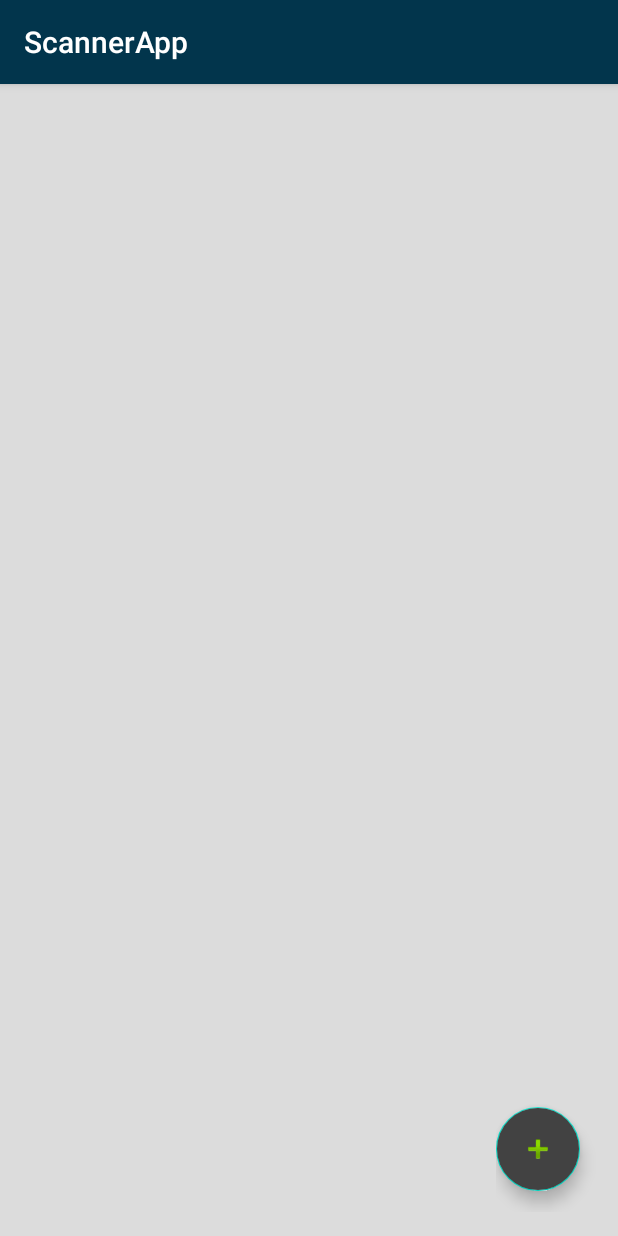
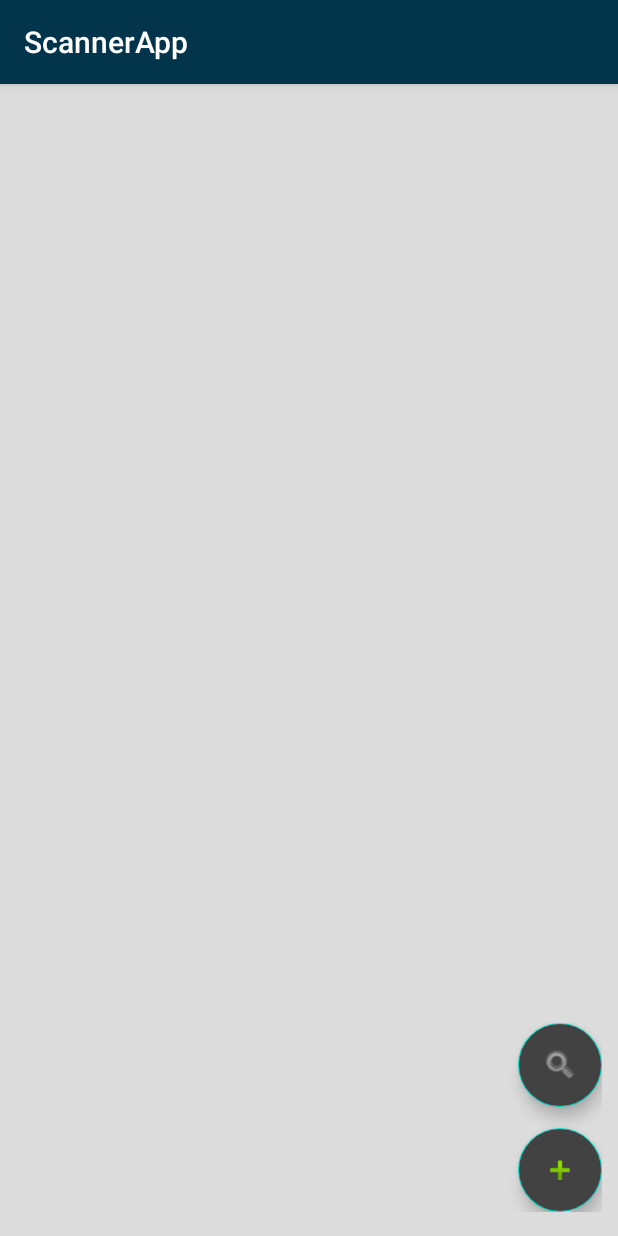
Before and after one commit to windymv025/ScannerApp, an Android app: the screen it shows after launch (MainActivity), on a phone screen of 412 x 824 dp. Run offline under Robolectric (Android 15) with nearby library versions, the phone set to English and light mode, and no system bars; libraries missing offline, so code that uses them is left out: com.google.api.client, com.google.api.services, com.theartofdev.edmodo.

Commit message:
convert PDF, update UI, update Share dialog, update UI search, create getfilename

```diff
--- a/ScannerApp/app/src/main/AndroidManifest.xml
+++ b/ScannerApp/app/src/main/AndroidManifest.xml
@@ -20,7 +20,7 @@
         <activity android:name=".LoadImage" />
         <activity
             android:name="com.theartofdev.edmodo.cropper.CropImageActivity"
-            android:theme="@style/Theme.AppCompat" />
+            android:theme="@style/AppTheme.NoActionBar" />
         <activity android:name=".MainActivity">
             <intent-filter>
                 <action android:name="android.intent.action.MAIN" />
--- a/ScannerApp/app/src/main/java/com/android/scannerapp/MainActivity.java
+++ b/ScannerApp/app/src/main/java/com/android/scannerapp/MainActivity.java
@@ -27,6 +27,7 @@ import android.widget.ImageView;
 import android.widget.LinearLayout;
 import android.widget.ListView;
 import android.widget.RelativeLayout;
+import android.widget.SearchView;
 import android.widget.Toast;
 
 import com.google.android.gms.auth.api.Auth;
@@ -58,22 +59,21 @@ import java.util.Collections;
 import java.util.prefs.Preferences;
 
 public class MainActivity extends AppCompatActivity {
+    private static final int REQUEST_CODE = 123;
+    private static final int PICK_IMAGE = 1;
 
-    FloatingActionButton btnAdd;
+    private FloatingActionButton btnAdd;
+    private LinearLayout layoutButtonAdd;
+    private FloatingActionButton btnCamera;
+    private GridView gvThumbnail;
+    private FloatingActionButton btnLoadImage;
+    private SearchView searchView;
+    private FloatingActionButton btnSearch;
 
-    FloatingActionButton btnCamera;
-    int REQUEST_CODE = 123;
-    GridView gvThumbnail;
-    public static  ArrayList<File> filelist = new ArrayList<File>();
-    ThumbnailAdapter obj_adapter;
-    File dir;
-
-    FloatingActionButton btnLoadImage;
-    private static final int PICK_IMAGE = 1;
-    Uri imgUri;
-
-    FloatingActionButton btnDrive;
-    DriveServiceHelper driveServiceHelper;
+    private ArrayList<File> filelist = new ArrayList<File>();
+    private ThumbnailAdapter obj_adapter;
+    private File dir;
+    private Uri imgUri;
 
     @Override
     protected void onCreate(Bundle savedInstanceState) {
@@ -85,26 +85,97 @@ public class MainActivity extends AppCompatActivity {
         addEvents();
     }
 
-    private void init() {
-        gvThumbnail = (GridView) findViewById(R.id.gvThumbnail);
-        if(Build.VERSION.SDK_INT >= Build.VERSION_CODES.Q){
-            dir = new File(Environment.getExternalStorageDirectory().getAbsolutePath() +"/"+ Environment.DIRECTORY_PICTURES + "/ScannerApp");
-            //Toast.makeText(getApplicationContext(),Environment.getExternalStorageDirectory().getAbsolutePath().toString(),Toast.LENGTH_SHORT).show();
-
-        }else {
-            dir = new File(Environment.getExternalStorageDirectory().getAbsolutePath(), "ScannerApp");
-        }
-        getFile(dir);
-        obj_adapter = new ThumbnailAdapter(getApplicationContext(),filelist);
-        gvThumbnail.setAdapter(obj_adapter);
-    }
-
     @Override
     protected void onResume() {
         super.onResume();
         init();
     }
+
+    @Override
+    protected void onActivityResult(int requestCode, int resultCode, Intent data) {
+        try {
+            super.onActivityResult(requestCode, resultCode, data);
+            if (requestCode == REQUEST_CODE && resultCode == RESULT_OK && null != data) {
+                CropImage.ActivityResult result = CropImage.getActivityResult(data);
+                Intent openLoadImageForm = new Intent(getApplicationContext(), LoadImage.class);
+                // Get uri
+                imgUri = result.getUri();
+
+                openLoadImageForm.putExtra("imageUri", imgUri.toString());
+                startActivity(openLoadImageForm);
+            } else if (requestCode == PICK_IMAGE && resultCode == RESULT_OK && null != data) {
+                imgUri = data.getData();
+                Intent openLoadImageForm = new Intent(getApplicationContext(), LoadImage.class);
+                openLoadImageForm.putExtra("imageUri", imgUri.toString());
+                startActivity(openLoadImageForm);
+            } else {
+                Toast.makeText(this, "No. ", Toast.LENGTH_LONG).show();
+            }
+
+        } catch (Exception e) {
+            Toast.makeText(this, "Fail", Toast.LENGTH_LONG).show();
+            e.printStackTrace();
+        }
+    }
+
+    private void init() {
+        gvThumbnail = (GridView) findViewById(R.id.gvThumbnail);
+        if (Build.VERSION.SDK_INT >= Build.VERSION_CODES.Q) {
+            dir = new File(Environment.getExternalStorageDirectory().getAbsolutePath() + "/" + Environment.DIRECTORY_PICTURES + "/ScannerApp");
+        } else {
+            dir = new File(Environment.getExternalStorageDirectory().getAbsolutePath(), "ScannerApp");
+        }
+        if (!dir.exists()) {
+            dir.mkdir();
+        }
+        getFile(dir);
+        obj_adapter = new ThumbnailAdapter(getApplicationContext(), filelist);
+        gvThumbnail.setAdapter(obj_adapter);
+    }
+
+    private void addControls() {
+        searchView = findViewById(R.id.searchViewFileName);
+        btnSearch = findViewById(R.id.btnSearch);
+        //        Màn hình chụp ảnh
+        btnCamera = findViewById(R.id.btn_Camera);
+
+        // load image from gallery
+        btnLoadImage = findViewById(R.id.btnLoadImage);
+        //btnLoadImage.setVisibility(View.INVISIBLE);
+
+        btnAdd = findViewById(R.id.btnAdd);
+        layoutButtonAdd = findViewById(R.id.layoutButtonAdd);
+
+        gvThumbnail = (GridView) findViewById(R.id.gvThumbnail);
+        if (Build.VERSION.SDK_INT >= Build.VERSION_CODES.Q) {
+            dir = new File(Environment.getExternalStorageDirectory().getAbsolutePath() + "/" + Environment.DIRECTORY_PICTURES + "/ScannerApp");
+
+        } else {
+            dir = new File(Environment.getExternalStorageDirectory().getAbsolutePath(), "ScannerApp");
+        }
+        getFile(dir);
+        obj_adapter = new ThumbnailAdapter(getApplicationContext(), filelist);
+        gvThumbnail.setAdapter(obj_adapter);
+    }
+
     private void addEvents() {
+        btnSearch.setOnClickListener(new View.OnClickListener() {
+            @Override
+            public void onClick(View v) {
+                if (searchView.getVisibility() == View.GONE) {
+                    searchView.setVisibility(View.VISIBLE);
+                } else {
+                    searchView.setVisibility(View.GONE);
+                }
+            }
+        });
+        searchView.setOnQueryTextFocusChangeListener(new View.OnFocusChangeListener() {
+            @Override
+            public void onFocusChange(View v, boolean hasFocus) {
+                //xuLyTimKiemFileName();
+            }
+        });
+
         btnCamera.setOnClickListener(new View.OnClickListener() {
             @Override
             public void onClick(View v) {
@@ -127,9 +198,11 @@ public class MainActivity extends AppCompatActivity {
                 if (btnLoadImage.getVisibility() == View.GONE && btnCamera.getVisibility() == View.GONE) {
                     btnLoadImage.setVisibility(View.VISIBLE);
                     btnCamera.setVisibility(View.VISIBLE);
+                    layoutButtonAdd.setOrientation(LinearLayout.HORIZONTAL);
                 } else {
                     btnLoadImage.setVisibility(View.GONE);
                     btnCamera.setVisibility(View.GONE);
+                    layoutButtonAdd.setOrientation(LinearLayout.VERTICAL);
                 }
             }
         });
@@ -142,34 +215,25 @@ public class MainActivity extends AppCompatActivity {
         });
     }
 
+    private void xuLyTimKiemFileName() {
+        String namefile = searchView.getQuery().toString();
+        ArrayList<File> list = new ArrayList<>();
+        for (File f : filelist) {
+            String[] temp = f.getPath().split("/");
+            String namePath = temp[temp.length - 1];
+            if (namePath.contains(namefile)) {
+                list.add(f);
+            }
+        }
+        filelist = list;
+        obj_adapter.notifyDataSetChanged();
+    }
+
     private void xuLyChonFileTrenGridView(int position) {
         File f = filelist.get(position);
         Intent intent = new Intent(MainActivity.this, ViewImage.class);
-        intent.putExtra("IMAGE_CHOOSE_ON_GRIDVIEW",f);
+        intent.putExtra("IMAGE_CHOOSE_ON_GRIDVIEW", f);
         startActivity(intent);
-    }
-
-    private void addControls() {
-        //        Màn hình chụp ảnh
-        btnCamera = findViewById(R.id.btn_Camera);
-
-        // load image from gallery
-        btnLoadImage = findViewById(R.id.btnLoadImage);
-        //btnLoadImage.setVisibility(View.INVISIBLE);
-
-        //upload Drive
-        btnAdd = findViewById(R.id.btnAdd);
-
-        gvThumbnail = (GridView) findViewById(R.id.gvThumbnail);
-        if(Build.VERSION.SDK_INT >= Build.VERSION_CODES.Q){
-            dir = new File(Environment.getExternalStorageDirectory().getAbsolutePath() +"/"+ Environment.DIRECTORY_PICTURES + "/ScannerApp");
-
-        }else {
-            dir = new File(Environment.getExternalStorageDirectory().getAbsolutePath(), "ScannerApp");
-        }
-        getFile(dir);
-        obj_adapter = new ThumbnailAdapter(getApplicationContext(),filelist);
-        gvThumbnail.setAdapter(obj_adapter);
     }
 
     private ArrayList<File> getFile(File dir) {
@@ -198,39 +262,9 @@ public class MainActivity extends AppCompatActivity {
         return filelist;
     }
 
-
     //     open gallery
     private void openGallery() {
         Intent gallery = new Intent(Intent.ACTION_PICK, MediaStore.Images.Media.INTERNAL_CONTENT_URI);
         startActivityForResult(gallery, PICK_IMAGE);
     }
-
-
-    @Override
-    protected void onActivityResult(int requestCode, int resultCode, Intent data) {
-        try {
-            super.onActivityResult(requestCode, resultCode, data);
-            if (requestCode == REQUEST_CODE && resultCode == RESULT_OK && null != data) {
-                CropImage.ActivityResult result = CropImage.getActivityResult(data);
-                Intent openLoadImageForm = new Intent(getApplicationContext(), LoadImage.class);
-                // Get uri
-                imgUri = result.getUri();
-
-                openLoadImageForm.putExtra("imageUri", imgUri.toString());
-                startActivity(openLoadImageForm);
-            } else if (requestCode == PICK_IMAGE && resultCode == RESULT_OK && null != data) {
-                imgUri =  data.getData();
-                Intent openLoadImageForm = new Intent(getApplicationContext(), LoadImage.class);
-                openLoadImageForm.putExtra("imageUri", imgUri.toString());
-                startActivity(openLoadImageForm);
-            } else {
-                Toast.makeText(this, "No. ", Toast.LENGTH_LONG).show();
-            }
-
-        } catch (Exception e) {
-            Toast.makeText(this, "Fail", Toast.LENGTH_LONG).show();
-            e.printStackTrace();
-        }
-    }
-
 }
--- a/ScannerApp/app/src/main/res/layout/activity_main.xml
+++ b/ScannerApp/app/src/main/res/layout/activity_main.xml
@@ -7,18 +7,33 @@
     android:background="@color/common_google_signin_btn_text_light_disabled"
     tools:context=".MainActivity">
 
+    <LinearLayout
+        android:layout_width="match_parent"
+        android:layout_height="match_parent"
+        android:orientation="vertical">
+
+        <SearchView
+            android:id="@+id/searchViewFileName"
+            android:layout_width="match_parent"
+            android:layout_height="wrap_content"
+            android:layout_marginLeft="30dp"
+            android:layout_marginRight="30dp"
+            android:background="@color/ic_launcher_scanner_background"
+            android:visibility="gone" />
 
         <GridView
             android:id="@+id/gvThumbnail"
             android:layout_width="match_parent"
             android:layout_height="wrap_content"
             android:layout_gravity="center_horizontal"
-        android:layout_margin="16dp"
+            android:layout_margin="5dp"
             android:horizontalSpacing="10dp"
             android:listSelector="@color/colorPrimary"
             android:numColumns="3"
             android:stretchMode="columnWidth"
             android:verticalSpacing="10dp" />
+
+    </LinearLayout>
 
     <LinearLayout
         android:layout_width="wrap_content"
@@ -34,19 +49,37 @@
             android:layout_height="wrap_content"
             android:layout_gravity="bottom|end"
             android:backgroundTint="@color/cardview_dark_background"
+            android:layout_marginRight="25dp"
             android:visibility="gone"
             app:srcCompat="@android:drawable/ic_menu_camera" />
 
+        <LinearLayout
+            android:id="@+id/layoutButtonAdd"
+            android:layout_width="wrap_content"
+            android:layout_height="wrap_content"
+            android:orientation="vertical"
+            android:layout_gravity="bottom|end"
+            android:layout_marginTop="16dp"
+            android:layout_marginRight="5dp"
+            >
+            <com.google.android.material.floatingactionbutton.FloatingActionButton
+                android:id="@+id/btnSearch"
+                android:layout_width="match_parent"
+                android:layout_height="wrap_content"
+                android:clickable="true"
+                android:layout_gravity="bottom|end"
+                android:layout_marginBottom="14dp"
+                android:backgroundTint="@color/cardview_dark_background"
+                app:srcCompat="@android:drawable/ic_search_category_default" />
             <com.google.android.material.floatingactionbutton.FloatingActionButton
                 android:id="@+id/btnAdd"
                 android:layout_width="wrap_content"
                 android:layout_height="wrap_content"
-            android:layout_gravity="bottom|end"
-            android:layout_marginTop="16dp"
-            android:layout_marginRight="20dp"
-            android:layout_marginBottom="14dp"
+                android:layout_marginLeft="14dp"
                 android:backgroundTint="@color/cardview_dark_background"
                 app:srcCompat="@android:drawable/ic_input_add" />
+        </LinearLayout>
+
 
         <com.google.android.material.floatingactionbutton.FloatingActionButton
             android:id="@+id/btnLoadImage"
@@ -55,6 +88,7 @@
             android:layout_gravity="bottom|end"
             android:backgroundTint="@color/cardview_dark_background"
             android:text="Load Image"
+            android:layout_marginRight="25dp"
             android:visibility="gone"
             app:srcCompat="@android:drawable/ic_menu_gallery" />
     </LinearLayout>
--- a/ScannerApp/app/src/main/res/values/styles.xml
+++ b/ScannerApp/app/src/main/res/values/styles.xml
@@ -13,7 +13,11 @@
         <item name="windowNoTitle">true</item>
     </style>
 
-    <style name="AppTheme.AppBarOverlay" parent="ThemeOverlay.AppCompat.Dark.ActionBar" />
+    <style name="AppTheme.AppBarOverlay" parent="ThemeOverlay.AppCompat.Dark.ActionBar" >
+        <item name="colorPrimary">@color/colorPrimaryDark</item>
+        <item name="colorPrimaryDark">@color/colorPrimary</item>
+        <item name="colorAccent">@color/colorAccent</item>
+    </style>
 
     <style name="AppTheme.PopupOverlay" parent="ThemeOverlay.AppCompat.Light" />
 
```
Also changed, not shown: ScannerApp/app/src/main/java/com/android/scannerapp/DriveServiceHelper.java (deleted, +0 -44 lines), ScannerApp/app/src/main/java/com/android/scannerapp/IOPdfDocument.java (added, +94 -0 lines), ScannerApp/app/src/main/java/com/android/scannerapp/LoadImage.java (+56 -31 lines), ScannerApp/app/src/main/java/com/android/scannerapp/ThumbnailAdapter.java (+10 -5 lines), ScannerApp/app/src/main/res/layout/load_image_layout.xml (+32 -8 lines). Lines whose indentation alone changed are shown as unchanged.
